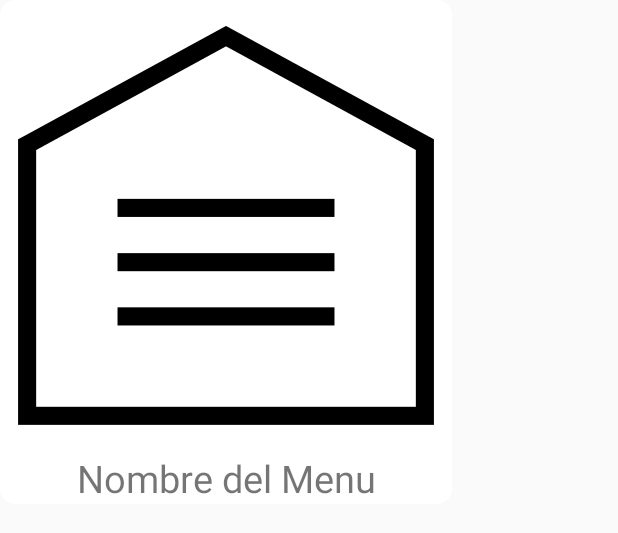
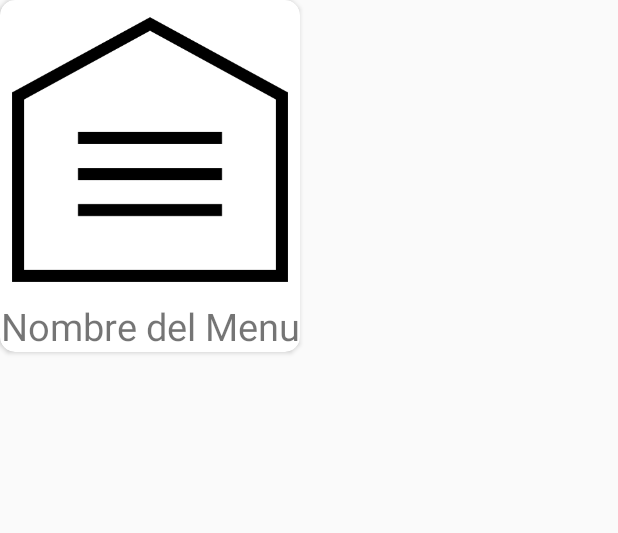
Before and after one commit to jmter/FSApp, an Android app: the layout cardview_menu.xml on its own in the app's theme, with its tools: preview values and no code run, on a phone screen of 412 x 824 dp. Shown: the top 533 px of the screen. Run offline under Robolectric (Android 15) with nearby library versions, the phone set to English and light mode, and no system bars.

Commit message:
Se continua con el menu principal: -Se agrega las imagenes cargadas desde el storage en el cardview del Menu

```diff
--- a/app/build.gradle
+++ b/app/build.gradle
@@ -35,8 +35,10 @@ dependencies {
     implementation 'androidx.cardview:cardview:1.0.0'
     implementation 'androidx.constraintlayout:constraintlayout:2.0.4'
     implementation platform('com.google.firebase:firebase-bom:26.2.0')
+    implementation 'com.github.bumptech.glide:glide:4.12.0'
     implementation 'com.google.firebase:firebase-database'
     testImplementation 'junit:junit:4.12'
     androidTestImplementation 'androidx.test.ext:junit:1.1.2'
     androidTestImplementation 'androidx.test.espresso:espresso-core:3.3.0'
+    annotationProcessor 'com.github.bumptech.glide:compiler:4.12.0'
 }
--- a/app/src/main/java/com/jmt/fsapp/POJO/Menus.java
+++ b/app/src/main/java/com/jmt/fsapp/POJO/Menus.java
@@ -13,6 +13,12 @@ public class Menus {
     }
     public Menus(String nombre, String intent){
         this.nombre = nombre;
+        this.intent = intent;
+    }
+
+    public Menus(String nombre, String imagen, String intent) {
+        this.nombre = nombre;
+        this.imagen = imagen;
         this.intent = intent;
     }
 
--- a/app/src/main/res/layout/cardview_menu.xml
+++ b/app/src/main/res/layout/cardview_menu.xml
@@ -15,12 +15,14 @@
 
         <ImageView
             android:id="@+id/imageMenu"
-            android:layout_width="wrap_content"
-            android:layout_height="wrap_content"
+            android:layout_width="200dp"
+            android:layout_height="200dp"
+            android:scaleType="centerCrop"
             android:src="@mipmap/top_menu"
             app:layout_constraintEnd_toEndOf="parent"
             app:layout_constraintHorizontal_bias="1.0"
-            app:layout_constraintStart_toStartOf="parent" />
+            app:layout_constraintStart_toStartOf="parent"
+            app:layout_constraintTop_toTopOf="parent" />
 
         <TextView
             android:id="@+id/nombreMenu"
```
Also changed, not shown: app/src/main/java/com/jmt/fsapp/Activities/MainActivity.java (+6 -1 lines), app/src/main/java/com/jmt/fsapp/Adapter/MenusAdapter.java (+11 -2 lines), app/src/main/java/com/jmt/fsapp/Constructors/ConstructorFB.java (+13 -8 lines), app/src/main/res/layout/activity_main.xml (+10 -1 lines).
